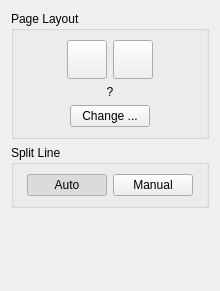
ImageProcessing-ElectronicPublications/scantailor-deviant, file filters/page_split/ui/PageSplitOptionsWidget.ui: the form before one commit.
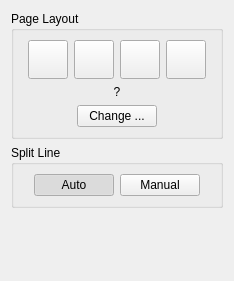
The form after the commit. Icons and pictures are not drawn.

Commit message: Restructure the Split Pages stage.

Patch:
```diff
--- a/filters/page_split/ui/PageSplitOptionsWidget.ui
+++ b/filters/page_split/ui/PageSplitOptionsWidget.ui
@@ -5,8 +5,8 @@
    <rect>
     <x>0</x>
     <y>0</y>
-    <width>220</width>
-    <height>291</height>
+    <width>234</width>
+    <height>281</height>
    </rect>
   </property>
   <property name="sizePolicy" >
@@ -18,30 +18,33 @@
   <property name="windowTitle" >
    <string>Form</string>
   </property>
-  <layout class="QVBoxLayout" >
+  <layout class="QVBoxLayout" name="verticalLayout_2" >
    <item>
     <widget class="QGroupBox" name="groupBox" >
      <property name="title" >
       <string>Page Layout</string>
      </property>
-     <layout class="QVBoxLayout" >
+     <layout class="QVBoxLayout" name="verticalLayout" >
       <item>
-       <layout class="QHBoxLayout" >
+       <layout class="QHBoxLayout" name="horizontalLayout" >
+        <property name="sizeConstraint" >
+         <enum>QLayout::SetDefaultConstraint</enum>
+        </property>
         <item>
-         <spacer>
+         <spacer name="horizontalSpacer" >
           <property name="orientation" >
            <enum>Qt::Horizontal</enum>
           </property>
-          <property name="sizeHint" >
+          <property name="sizeHint" stdset="0" >
            <size>
-            <width>40</width>
+            <width>13</width>
             <height>20</height>
            </size>
           </property>
          </spacer>
         </item>
         <item>
-         <widget class="QToolButton" name="singlePageBtn" >
+         <widget class="QToolButton" name="singlePageUncutBtn" >
           <property name="icon" >
            <iconset resource="../../../resources/resources.qrc" >:/icons/single_page.png</iconset>
           </property>
@@ -56,6 +59,54 @@
           </property>
           <property name="checked" >
            <bool>false</bool>
+          </property>
+          <property name="autoExclusive" >
+           <bool>true</bool>
+          </property>
+         </widget>
+        </item>
+        <item>
+         <widget class="QToolButton" name="leftPagePlusOffcutBtn" >
+          <property name="icon" >
+           <iconset resource="../../../resources/resources.qrc" >
+            <normaloff>:/icons/left_page_plus_offcut.png</normaloff>
+            <normalon>:/icons/left_page_plus_offcut_selected.png</normalon>:/icons/left_page_plus_offcut.png</iconset>
+          </property>
+          <property name="iconSize" >
+           <size>
+            <width>32</width>
+            <height>32</height>
+           </size>
+          </property>
+          <property name="checkable" >
+           <bool>true</bool>
+          </property>
+          <property name="autoExclusive" >
+           <bool>true</bool>
+          </property>
+         </widget>
+        </item>
+        <item>
+         <widget class="QToolButton" name="rightPagePlusOffcutBtn" >
+          <property name="icon" >
+           <iconset resource="../../../resources/resources.qrc" >
+            <normaloff>:/icons/right_page_plus_offcut.png</normaloff>
+            <normalon>:/icons/right_page_plus_offcut_selected.png</normalon>:/icons/right_page_plus_offcut.png</iconset>
+          </property>
+          <property name="iconSize" >
+           <size>
+            <width>32</width>
+            <height>32</height>
+           </size>
+          </property>
+          <property name="checkable" >
+           <bool>true</bool>
+          </property>
+          <property name="checked" >
+           <bool>false</bool>
+          </property>
+          <property name="autoExclusive" >
+           <bool>true</bool>
           </property>
          </widget>
         </item>
@@ -76,13 +127,13 @@
          </widget>
         </item>
         <item>
-         <spacer>
+         <spacer name="horizontalSpacer_2" >
           <property name="orientation" >
            <enum>Qt::Horizontal</enum>
           </property>
-          <property name="sizeHint" >
+          <property name="sizeHint" stdset="0" >
            <size>
-            <width>40</width>
+            <width>13</width>
             <height>20</height>
            </size>
           </property>
@@ -153,7 +204,7 @@
           <property name="orientation" >
            <enum>Qt::Horizontal</enum>
           </property>
-          <property name="sizeHint" >
+          <property name="sizeHint" stdset="0" >
            <size>
             <width>40</width>
             <height>20</height>
@@ -195,7 +246,7 @@
           <property name="orientation" >
            <enum>Qt::Horizontal</enum>
           </property>
-          <property name="sizeHint" >
+          <property name="sizeHint" stdset="0" >
            <size>
             <width>40</width>
             <height>20</height>
@@ -213,7 +264,7 @@
      <property name="orientation" >
       <enum>Qt::Vertical</enum>
      </property>
-     <property name="sizeHint" >
+     <property name="sizeHint" stdset="0" >
       <size>
        <width>20</width>
        <height>40</height>
```
Left out of the diff: 15 changed lines with no effect on the pictures. The commit also changes 36 other files.
